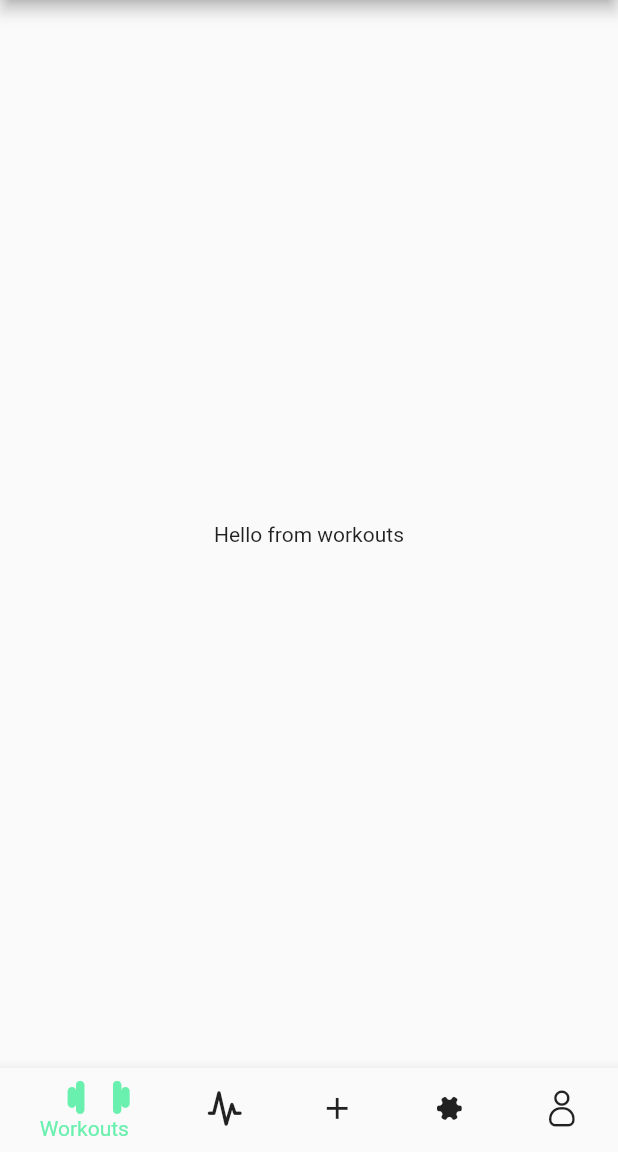
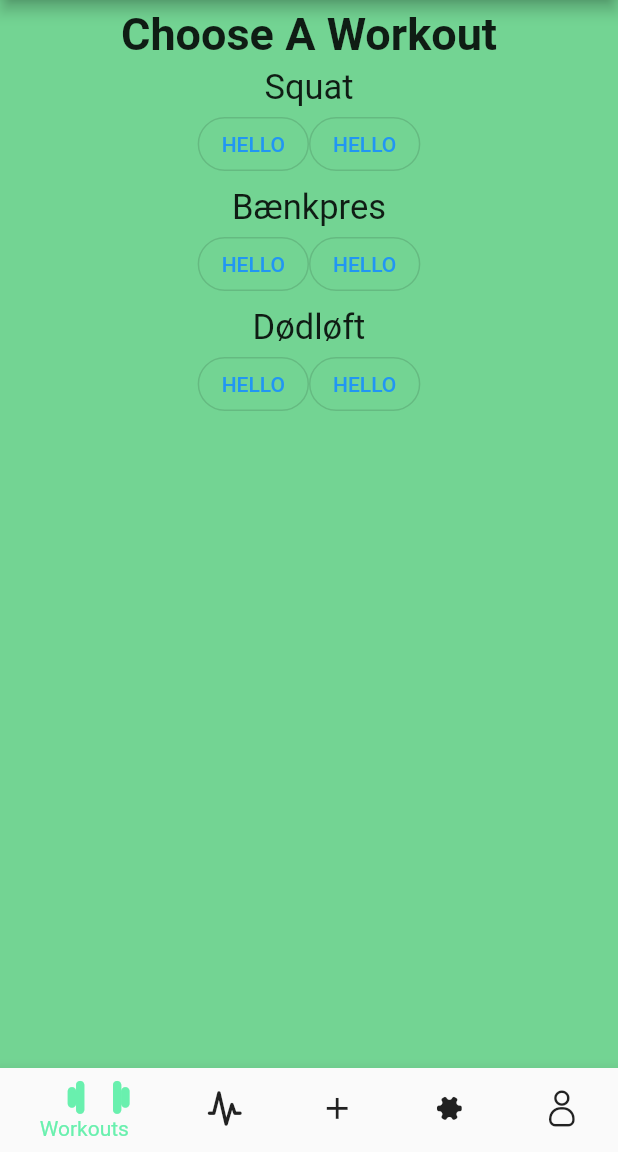
Before and after one commit to phil2988/workout_application, a Flutter app: the screen it shows after launch, on a phone screen of 412 x 824 dp, the part 84-1236 px from its top. Run offline on Flutter 3.47's test engine with Material 2 defaults, Android fonts, the phone set to English and light mode, and no system bars.

Commit message:
Grid created for page

```diff
--- a/lib/main.dart
+++ b/lib/main.dart
@@ -26,16 +26,12 @@ class NavBar extends StatefulWidget {
 class _NavBar extends State<NavBar> {
   int selectedPageIndex = 0;
 
-  //static Workouts widget_workout;
-
-  // static const TextStyle fontStyle =
-  //    TextStyle(fontSize: 30, fontWeight: FontWeight.bold);
-  static const List<Widget> navBarWidgets = <Widget>[
-    Workouts("widget1"),
-    Workouts("widget2"),
-    Workouts("widget3"),
-    Workouts("widget4"),
-    Workouts("widget5"),
+  List<Widget> navBarWidgets = [
+    Workouts(),
+    Workouts(),
+    Workouts(),
+    Workouts(),
+    Workouts()
   ];
 
   void onItemTapped(int index) {
--- a/lib/workouts.dart
+++ b/lib/workouts.dart
@@ -1,16 +1,111 @@
 import 'package:flutter/material.dart';
 
 class Workouts extends StatelessWidget {
-  const Workouts(String text, {Key? key})
-      : assert(text != ""),
-        super(key: key);
+  Workouts({Key? key}) : super(key: key);
+
+  static const TextStyle titleStyle =
+      TextStyle(fontSize: 30, fontWeight: FontWeight.bold);
+  static const TextStyle subTitleStyle = TextStyle(fontSize: 23);
 
   @override
   Widget build(BuildContext context) {
-    return const Scaffold(
-      body: Center(
-        child: Text("Hello from workouts"),
-      ),
+    return Scaffold(
+      body: Container(
+          color: const Color(0xFF73D493),
+          alignment: Alignment.center,
+          child: Column(
+            children: [
+              const Padding(padding: EdgeInsets.fromLTRB(0, 5, 0, 0)),
+              const Text("Choose A Workout", style: titleStyle),
+              const Padding(padding: EdgeInsets.fromLTRB(0, 5, 0, 0)),
+              const Text("Squat", style: subTitleStyle),
+              Row(
+                mainAxisAlignment: MainAxisAlignment.center,
+                children: [
+                  OutlinedButton(
+                      style: ButtonStyle(
+                          shape:
+                              MaterialStateProperty.all<RoundedRectangleBorder>(
+                                  RoundedRectangleBorder(
+                                      borderRadius: BorderRadius.circular(18),
+                                      side: const BorderSide(
+                                          color:
+                                              Color.fromARGB(255, 0, 0, 0))))),
+                      onPressed: () => debugPrint("Hello"),
+                      child: const Text("HELLO")),
+                  OutlinedButton(
+                      style: ButtonStyle(
+                          shape:
+                              MaterialStateProperty.all<RoundedRectangleBorder>(
+                                  RoundedRectangleBorder(
+                                      borderRadius: BorderRadius.circular(18),
+                                      side: const BorderSide(
+                                          color:
+                                              Color.fromARGB(255, 0, 0, 0))))),
+                      onPressed: () => debugPrint("Hello"),
+                      child: const Text("HELLO"))
+                ],
+              ),
+              const Padding(padding: EdgeInsets.fromLTRB(0, 5, 0, 0)),
+              const Text("Bænkpres", style: subTitleStyle),
+              Row(
+                mainAxisAlignment: MainAxisAlignment.center,
+                children: [
+                  OutlinedButton(
+                      style: ButtonStyle(
+                          shape:
+                              MaterialStateProperty.all<RoundedRectangleBorder>(
+                                  RoundedRectangleBorder(
+                                      borderRadius: BorderRadius.circular(18),
+                                      side: const BorderSide(
+                                          color:
+                                              Color.fromARGB(255, 0, 0, 0))))),
+                      onPressed: () => debugPrint("Hello"),
+                      child: const Text("HELLO")),
+                  OutlinedButton(
+                      style: ButtonStyle(
+                          shape:
+                              MaterialStateProperty.all<RoundedRectangleBorder>(
+                                  RoundedRectangleBorder(
+                                      borderRadius: BorderRadius.circular(18),
+                                      side: const BorderSide(
+                                          color:
+                                              Color.fromARGB(255, 0, 0, 0))))),
+                      onPressed: () => debugPrint("Hello"),
+                      child: const Text("HELLO"))
+                ],
+              ),
+              const Padding(padding: EdgeInsets.fromLTRB(0, 5, 0, 0)),
+              const Text("Dødløft", style: subTitleStyle),
+              Row(
+                mainAxisAlignment: MainAxisAlignment.center,
+                children: [
+                  OutlinedButton(
+                      style: ButtonStyle(
+                          shape:
+                              MaterialStateProperty.all<RoundedRectangleBorder>(
+                                  RoundedRectangleBorder(
+                                      borderRadius: BorderRadius.circular(18),
+                                      side: const BorderSide(
+                                          color:
+                                              Color.fromARGB(255, 0, 0, 0))))),
+                      onPressed: () => debugPrint("Hello"),
+                      child: const Text("HELLO")),
+                  OutlinedButton(
+                      style: ButtonStyle(
+                          shape:
+                              MaterialStateProperty.all<RoundedRectangleBorder>(
+                                  RoundedRectangleBorder(
+                                      borderRadius: BorderRadius.circular(18),
+                                      side: const BorderSide(
+                                          color:
+                                              Color.fromARGB(255, 0, 0, 0))))),
+                      onPressed: () => debugPrint("Hello"),
+                      child: const Text("HELLO"))
+                ],
+              ),
+            ],
+          )),
     );
   }
 }
--- a/pubspec.yaml
+++ b/pubspec.yaml
@@ -28,3 +28,6 @@ flutter:
     - family: Workout
       fonts:
         -  asset: assets/Workout.ttf
+
+  assets:
+    - assets/components/
```
Also changed, not shown: assets/components/knap.png (added).
